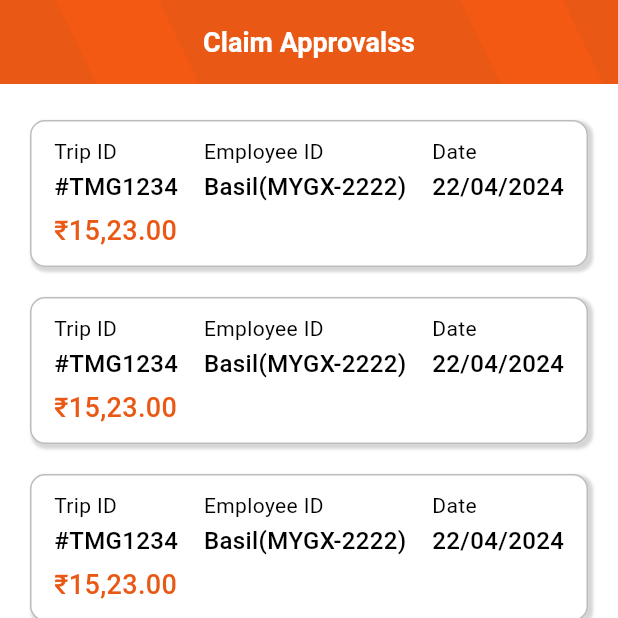
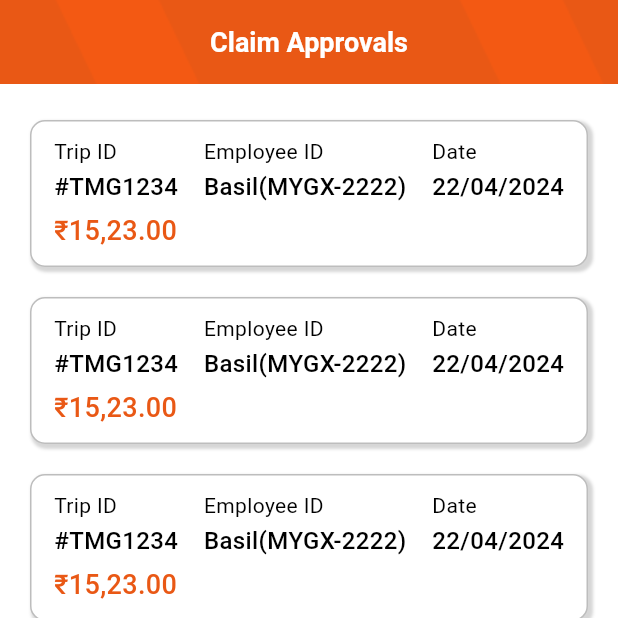
Before and after one commit to akshayexacore/myg, a Flutter app: the ClaimApprovelScreen screen opened directly, on a phone screen of 412 x 824 dp, the top half of it. Run offline on Flutter 3.47's test engine with Material 3 defaults, Android fonts, the phone set to English and light mode, and no system bars; drawn by our look-alikes of bounce, keyboard_dismisser, loader_overlay; our stand-ins replace badges, cached_network_image, dio, dropdown_button2, file_picker, firebase_core and 14 more; missing offline and left inert: appspector, easy_pdf_viewer, flutter_awesome_select_nw, flutter_expanded_tile, flutter_simple_multiselect, http_interceptor and 2 more; accounts and stored records are empty; statements that could not run were skipped; project files that could hold a hidden picture were left out.

Commit message:
before splitting

```diff
--- a/lib/modules/claim_approval/claim_detail_approval_page.dart
+++ b/lib/modules/claim_approval/claim_detail_approval_page.dart
@@ -38,7 +38,7 @@ class ClaimDetailApprovalPage extends StatelessWidget {
     return SafeArea(
         child: Scaffold(
       backgroundColor: Colors.white,
-      appBar: customAppBar("Claim approvals"),
+      appBar: customAppBar("Claim approvalss"),
       body: Obx(() {
         if (_controller.isBusy.isTrue) {
           return const Center(
--- a/lib/views/screens/claimApprovel/claim_Approvel_screen.dart
+++ b/lib/views/screens/claimApprovel/claim_Approvel_screen.dart
@@ -19,7 +19,7 @@ class _ClaimApprovelScreenState extends State<ClaimApprovelScreen> {
     return SafeArea(
         child: Scaffold(
             backgroundColor: Colors.white,
-            appBar: customAppBar("Claim Approvalss"),
+            appBar: customAppBar("Claim Approvals"),
             body: Padding(
               padding: const EdgeInsets.only(top: 14),
               child: ListView.builder(
```
